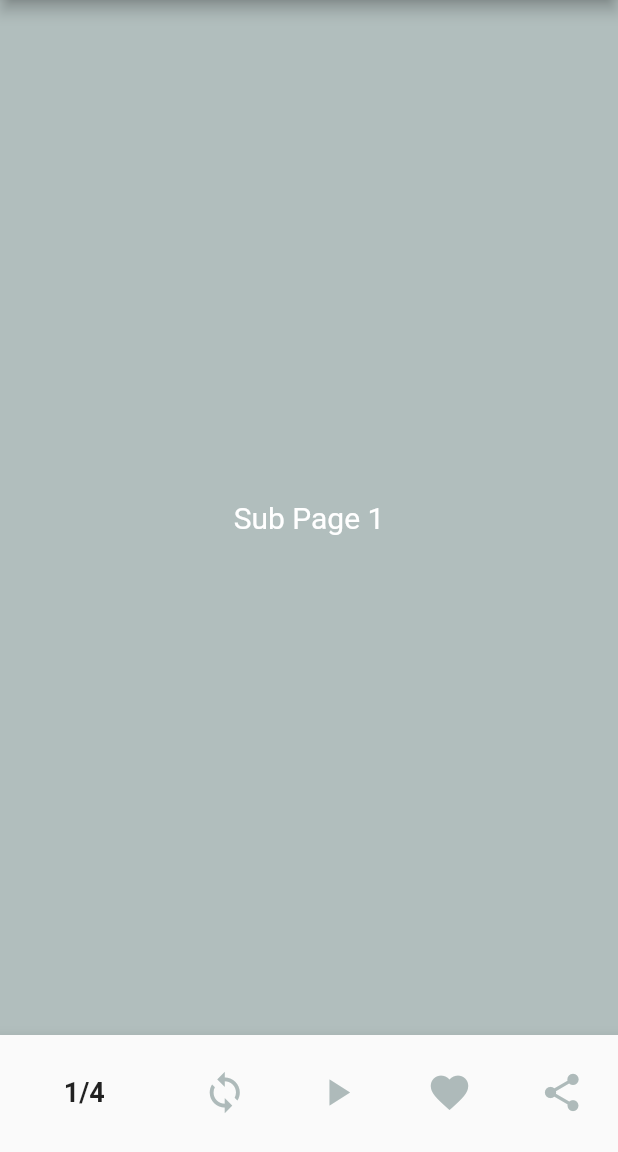
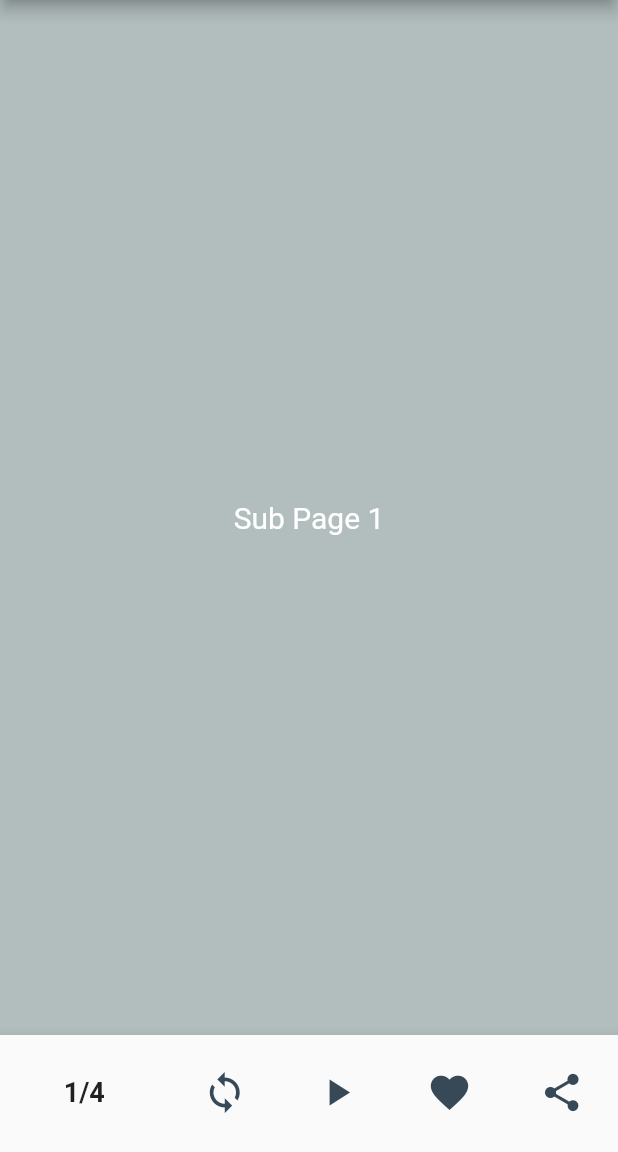
Before and after one commit to mahaamimran/projectWin, a Flutter app: the Page0 screen opened directly, on a phone screen of 412 x 824 dp, the part 84-1236 px from its top. Run offline on Flutter 3.47's test engine with Material 2 defaults, Android fonts, the light colour scheme and no system bars.

Commit message:
color navigation bar

```diff
--- a/lib/pages/page0.dart
+++ b/lib/pages/page0.dart
@@ -146,7 +146,7 @@ class _Page0State extends State<Page0> {
         showSelectedLabels: false,
         showUnselectedLabels: false,
         backgroundColor: Colors.white,
-        unselectedItemColor: const Color.fromARGB(150, 120, 142, 141),
+        unselectedItemColor: const Color.fromARGB(255, 55, 73, 87),
         selectedItemColor: const Color.fromARGB(255, 55, 73, 87),
         currentIndex: _selectedIndex,
         onTap: (index) {
```
